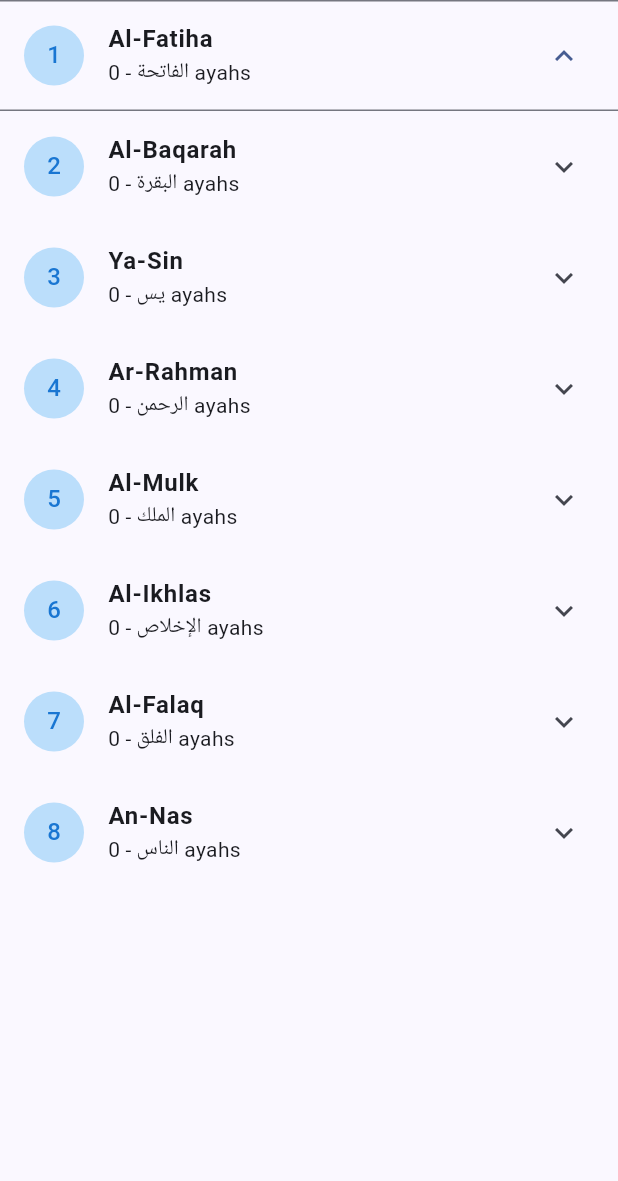
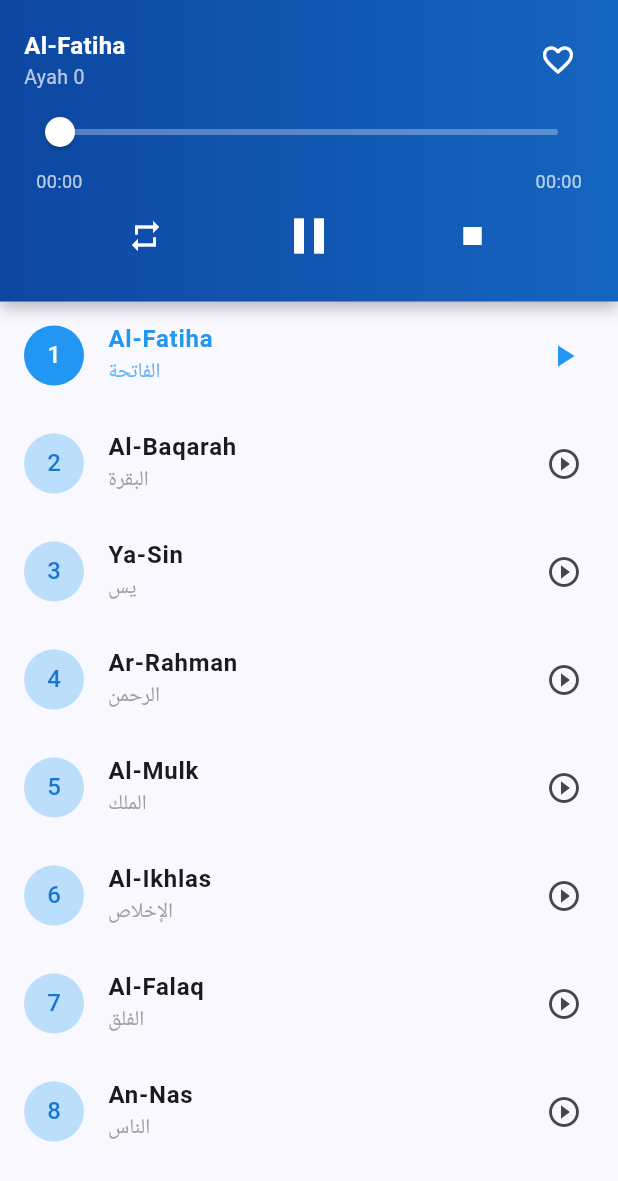
Before and after one commit to dinapsdeslol/quranapp, a Flutter app: the PlayerScreen widget shown alone on an empty page, opened directly, after a tap on an icon or button, on a phone screen of 412 x 824 dp. Shown: the top 1181 px of the screen. Run offline on Flutter 3.47's test engine with Material 3 defaults, Android fonts, the light colour scheme and no system bars; our stand-ins replace audioplayers, cloud_firestore, firebase_auth, firebase_core, fl_chart, local_auth and 1 more; accounts and stored records are empty; network calls fail.

Commit message:
Fix: biometric loading loop, skip button, full surah playback, staticquran API

```diff
--- a/lib/main.dart
+++ b/lib/main.dart
@@ -63,8 +63,9 @@ class _AppFlowState extends State<AppFlow> {
 
   Future<void> _checkLogin() async {
     final isFirst = await _bio!.isFirstLaunch();
-    if (!isFirst) {
-      setState(() => _showBio = false);
+    if (isFirst) {
+      setState(() => _showBio = true);
+      return;
     }
 
     final user = _auth!.currentUser;
--- a/lib/models/track_model.dart
+++ b/lib/models/track_model.dart
@@ -20,12 +20,14 @@ class SurahCategory {
   final String id;
   final String name;
   final String englishName;
+  final String? audioUrl;
   final List<AudioTrack> tracks;
 
   SurahCategory({
     required this.id,
     required this.name,
     required this.englishName,
-    required this.tracks,
+    this.audioUrl,
+    this.tracks = const [],
   });
 }
--- a/lib/screens/player_screen.dart
+++ b/lib/screens/player_screen.dart
@@ -1,5 +1,4 @@
 import 'package:flutter/material.dart';
-import 'package:audioplayers/audioplayers.dart';
 import 'package:flutter/foundation.dart' show kIsWeb;
 import '../services/api_service.dart';
 import '../services/audio_service.dart';
@@ -48,8 +47,17 @@ class _PlayerScreenState extends State<PlayerScreen> {
     if (mounted) setState(() { _categories = cats; _loading = false; });
   }
 
-  Future<void> _play(AudioTrack t) async {
-    await _audio.playTrack(t);
+  Future<void> _playSurah(SurahCategory cat) async {
+    final url = cat.audioUrl;
+    if (url == null || url.isEmpty) return;
+    final track = AudioTrack(
+      id: cat.id,
+      surahName: cat.name,
+      surahEnglishName: cat.englishName,
+      ayahNumber: 0,
+      audioUrl: url,
+    );
+    await _audio.playTrack(track);
     if (mounted) setState(() => _playing = true);
   }
 
@@ -141,22 +149,16 @@ class _PlayerScreenState extends State<PlayerScreen> {
       itemCount: _categories.length,
       itemBuilder: (_, i) {
         final cat = _categories[i];
-        return FutureBuilder<List<AudioTrack>>(
-          future: _api.getTracks(cat.id),
-          builder: (_, snap) {
-            final tracks = snap.data ?? [];
-            return ExpansionTile(
-              leading: CircleAvatar(backgroundColor: Colors.blue.shade100, child: Text('${i + 1}', style: TextStyle(color: Colors.blue.shade700))),
-              title: Text(cat.englishName, style: const TextStyle(fontWeight: FontWeight.bold)),
-              subtitle: Text('${cat.name} - ${tracks.length} ayahs'),
-              children: tracks.map((t) => ListTile(
-                leading: Icon(Icons.audiotrack, color: _audio.currentTrack?.id == t.id ? Colors.blue : Colors.grey),
-                title: Text('Ayah ${t.ayahNumber}', style: TextStyle(color: _audio.currentTrack?.id == t.id ? Colors.blue : null, fontWeight: _audio.currentTrack?.id == t.id ? FontWeight.bold : null)),
-                trailing: IconButton(icon: Icon(Icons.play_arrow, color: _audio.currentTrack?.id == t.id ? Colors.blue : null), onPressed: () => _play(t)),
-                onTap: () => _play(t),
-              )).toList(),
-            );
-          },
+        final isCurrent = _audio.currentTrack?.id == cat.id;
+        return ListTile(
+          leading: CircleAvatar(
+            backgroundColor: isCurrent ? Colors.blue : Colors.blue.shade100,
+            child: Text('${i + 1}', style: TextStyle(color: isCurrent ? Colors.white : Colors.blue.shade700)),
+          ),
+          title: Text(cat.englishName, style: TextStyle(fontWeight: FontWeight.bold, color: isCurrent ? Colors.blue : null)),
+          subtitle: Text(cat.name, style: TextStyle(color: isCurrent ? Colors.blue.shade300 : Colors.grey)),
+          trailing: Icon(isCurrent ? Icons.play_arrow : Icons.play_circle_outline, color: isCurrent ? Colors.blue : null),
+          onTap: () => _playSurah(cat),
         );
       },
     );
--- a/lib/services/api_service.dart
+++ b/lib/services/api_service.dart
@@ -3,18 +3,26 @@ import 'package:http/http.dart' as http;
 import '../models/track_model.dart';
 
 class QuranApiService {
-  static const String baseUrl = 'https://quran.yousefheiba.com/en';
+  static const String baseUrl = 'https://staticquran.vercel.app/api/v1';
+
+  String _audioUrl(String id) {
+    final padded = id.padLeft(3, '0');
+    return 'https://download.quranicaudio.com/quran/yasser_ad-dussary/$padded.mp3';
+  }
 
   Future<List<SurahCategory>> getCategories() async {
     try {
-      final response = await http.get(Uri.parse('$baseUrl/api/surahs'));
+      final response = await http.get(Uri.parse('$baseUrl/surah'));
       if (response.statusCode == 200) {
-        final List<dynamic> data = jsonDecode(response.body);
+        final body = jsonDecode(response.body);
+        final List<dynamic> data = body['data'];
         return data.map((json) {
+          final id = json['sequence'].toString();
           return SurahCategory(
-            id: json['id'].toString(),
-            name: json['name'] ?? '',
-            englishName: json['englishName'] ?? '',
+            id: id,
+            name: json['name']['arabic']['short'] ?? '',
+            englishName: json['name']['latin']['short'] ?? json['translation'] ?? '',
+            audioUrl: _audioUrl(id),
             tracks: [],
           );
         }).toList();
@@ -23,37 +31,16 @@ class QuranApiService {
     return _getFallbackCategories();
   }
 
-  Future<List<AudioTrack>> getTracks(String surahId) async {
-    try {
-      final response = await http.get(
-        Uri.parse('$baseUrl/api/surahs/$surahId/tracks'),
-      );
-      if (response.statusCode == 200) {
-        final List<dynamic> data = jsonDecode(response.body);
-        return data.map((json) {
-          return AudioTrack(
-            id: json['id'].toString(),
-            surahName: json['surahName'] ?? '',
-            surahEnglishName: json['surahEnglishName'] ?? '',
-            ayahNumber: json['ayahNumber'] ?? 0,
-            audioUrl: json['audioUrl'] ?? '',
-          );
-        }).toList();
-      }
-    } catch (e) {}
-    return [];
-  }
-
   List<SurahCategory> _getFallbackCategories() {
     return [
-      SurahCategory(id: '1', name: 'الفاتحة', englishName: 'Al-Fatiha', tracks: []),
-      SurahCategory(id: '2', name: 'البقرة', englishName: 'Al-Baqarah', tracks: []),
-      SurahCategory(id: '36', name: 'يس', englishName: 'Ya-Sin', tracks: []),
-      SurahCategory(id: '55', name: 'الرحمن', englishName: 'Ar-Rahman', tracks: []),
-      SurahCategory(id: '67', name: 'الملك', englishName: 'Al-Mulk', tracks: []),
-      SurahCategory(id: '112', name: 'الإخلاص', englishName: 'Al-Ikhlas', tracks: []),
-      SurahCategory(id: '113', name: 'الفلق', englishName: 'Al-Falaq', tracks: []),
-      SurahCategory(id: '114', name: 'الناس', englishName: 'An-Nas', tracks: []),
+      SurahCategory(id: '1', name: 'الفاتحة', englishName: 'Al-Fatiha', audioUrl: _audioUrl('1')),
+      SurahCategory(id: '2', name: 'البقرة', englishName: 'Al-Baqarah', audioUrl: _audioUrl('2')),
+      SurahCategory(id: '36', name: 'يس', englishName: 'Ya-Sin', audioUrl: _audioUrl('36')),
+      SurahCategory(id: '55', name: 'الرحمن', englishName: 'Ar-Rahman', audioUrl: _audioUrl('55')),
+      SurahCategory(id: '67', name: 'الملك', englishName: 'Al-Mulk', audioUrl: _audioUrl('67')),
+      SurahCategory(id: '112', name: 'الإخلاص', englishName: 'Al-Ikhlas', audioUrl: _audioUrl('112')),
+      SurahCategory(id: '113', name: 'الفلق', englishName: 'Al-Falaq', audioUrl: _audioUrl('113')),
+      SurahCategory(id: '114', name: 'الناس', englishName: 'An-Nas', audioUrl: _audioUrl('114')),
     ];
   }
 }
--- a/lib/services/audio_service.dart
+++ b/lib/services/audio_service.dart
@@ -15,8 +15,7 @@ class AudioService {
 
   Future<void> playTrack(AudioTrack track) async {
     _currentTrack = track;
-    await _player.setSource(UrlSource(track.audioUrl));
-    await _player.resume();
+    await _player.play(UrlSource(track.audioUrl));
     await _recordListening();
   }
 
```
Also changed, not shown: lib/screens/bio_screen.dart (+17 -1 lines).
